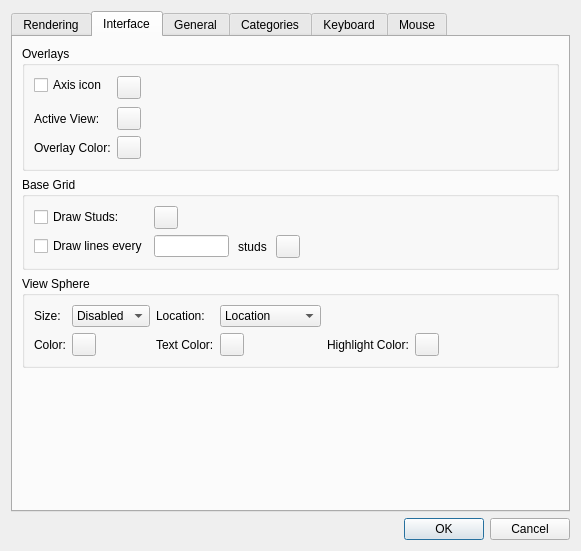
The window that lclib/qt/lc_qpreferencesdialog.ui (trevorsandy/lpub3d-ci) describes before a commit, drawn with Qt 5.
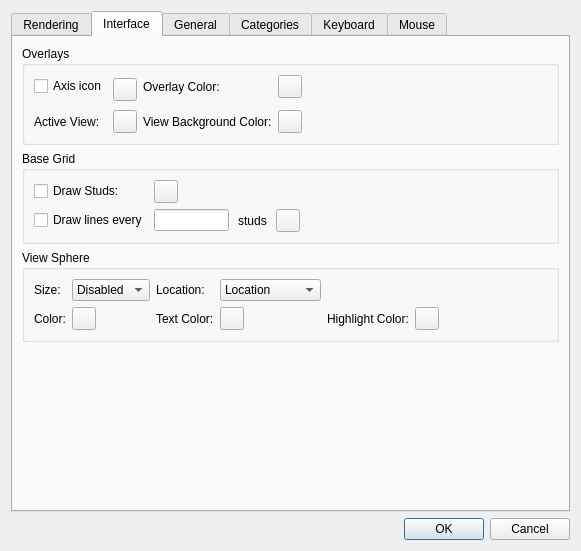
The same window after the commit. The open tabs and pages were chosen to show the change. Icons and pictures are not drawn.

Commit message: Add 3DViewer background colour to preferences #73

What changed in the file:
```diff
--- a/lclib/qt/lc_qpreferencesdialog.ui
+++ b/lclib/qt/lc_qpreferencesdialog.ui
@@ -565,14 +565,21 @@
           <string>Overlays</string>
          </property>
          <layout class="QGridLayout" name="gridLayout_6">
-          <item row="0" column="0">
-           <widget class="QCheckBox" name="AxisIconCheckBox">
+          <item row="0" column="4">
+           <widget class="QToolButton" name="OverlayColorButton">
             <property name="text">
-             <string>Axis icon</string>
+             <string/>
             </property>
            </widget>
           </item>
-          <item row="0" column="3" rowspan="2">
+          <item row="2" column="2">
+           <widget class="QToolButton" name="ActiveViewColorButton">
+            <property name="text">
+             <string/>
+            </property>
+           </widget>
+          </item>
+          <item row="0" column="5" rowspan="2">
            <spacer name="horizontalSpacer_9">
             <property name="orientation">
              <enum>Qt::Horizontal</enum>
@@ -585,6 +592,13 @@
             </property>
            </spacer>
           </item>
+          <item row="0" column="0">
+           <widget class="QCheckBox" name="AxisIconCheckBox">
+            <property name="text">
+             <string>Axis icon</string>
+            </property>
+           </widget>
+          </item>
           <item row="0" column="2" rowspan="2">
            <widget class="QToolButton" name="AxesColorButton">
             <property name="text">
@@ -592,27 +606,6 @@
             </property>
            </widget>
           </item>
-          <item row="3" column="0">
-           <widget class="QLabel" name="label_27">
-            <property name="text">
-             <string>Overlay Color:</string>
-            </property>
-           </widget>
-          </item>
-          <item row="3" column="2">
-           <widget class="QToolButton" name="OverlayColorButton">
-            <property name="text">
-             <string/>
-            </property>
-           </widget>
-          </item>
-          <item row="2" column="2">
-           <widget class="QToolButton" name="ActiveViewColorButton">
-            <property name="text">
-             <string/>
-            </property>
-           </widget>
-          </item>
           <item row="2" column="0">
            <widget class="QLabel" name="label_28">
             <property name="text">
@@ -620,6 +613,27 @@
             </property>
            </widget>
           </item>
+          <item row="0" column="3">
+           <widget class="QLabel" name="label_27">
+            <property name="text">
+             <string>Overlay Color:</string>
+            </property>
+           </widget>
+          </item>
+          <item row="2" column="4">
+           <widget class="QToolButton" name="BackgroundColorButton">
+            <property name="text">
+             <string/>
+            </property>
+           </widget>
+          </item>
+          <item row="2" column="3">
+           <widget class="QLabel" name="label">
+            <property name="text">
+             <string>View Background Color:</string>
+            </property>
+           </widget>
+          </item>
          </layout>
         </widget>
        </item>
```
The commit also changes 12 other files.
